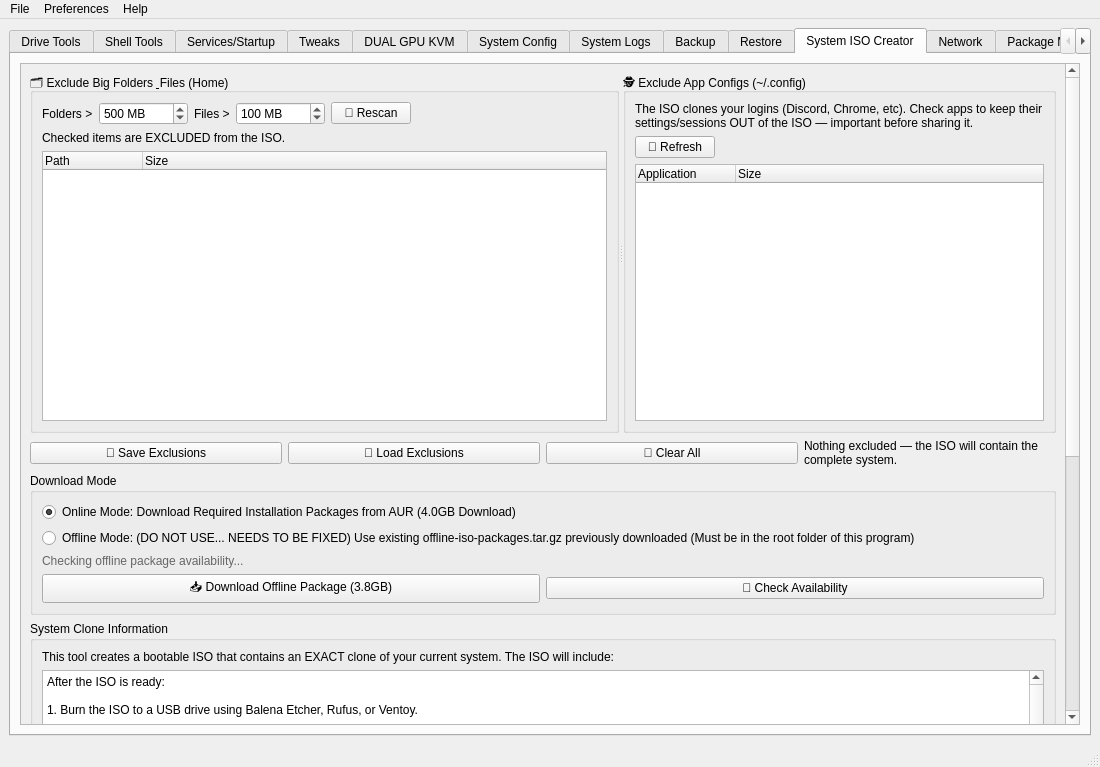
XetalEngine/CachyOsTools, file mainwindow.ui: the form before one commit.
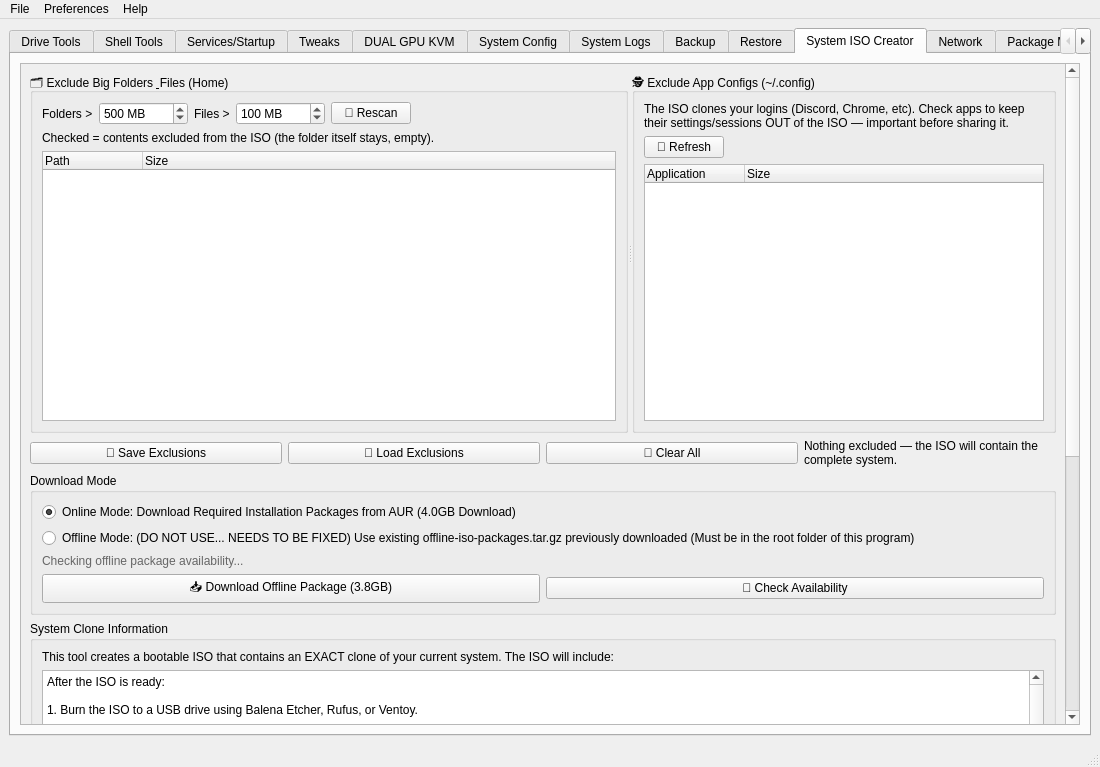
The form after the commit. The open tabs and pages were chosen to show the change.

Commit message: Big-Exclude revamp, TUI revamp

Diff of the .ui file:
```diff
--- a/mainwindow.ui
+++ b/mainwindow.ui
@@ -2919,7 +2919,7 @@
                 <item>
                  <widget class="QLabel" name="isoScanStatusLabel">
                   <property name="text">
-                   <string>Checked items are EXCLUDED from the ISO.</string>
+                   <string>Checked = contents excluded from the ISO (the folder itself stays, empty).</string>
                   </property>
                  </widget>
                 </item>
```
The commit also changes 2 other files.
